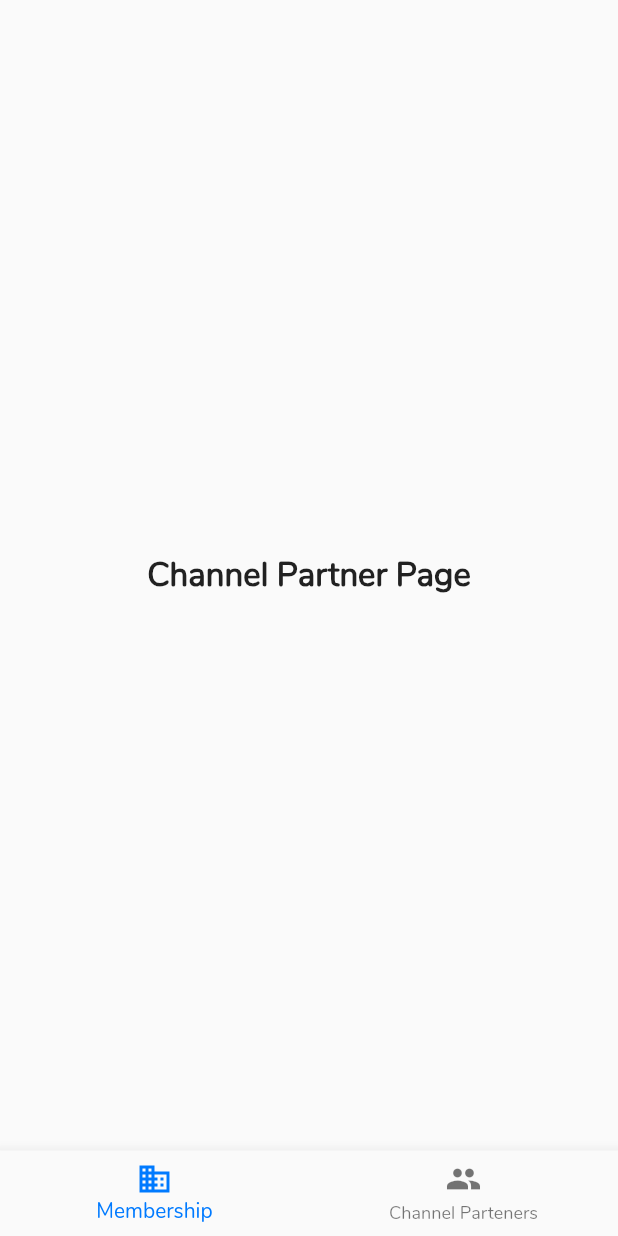
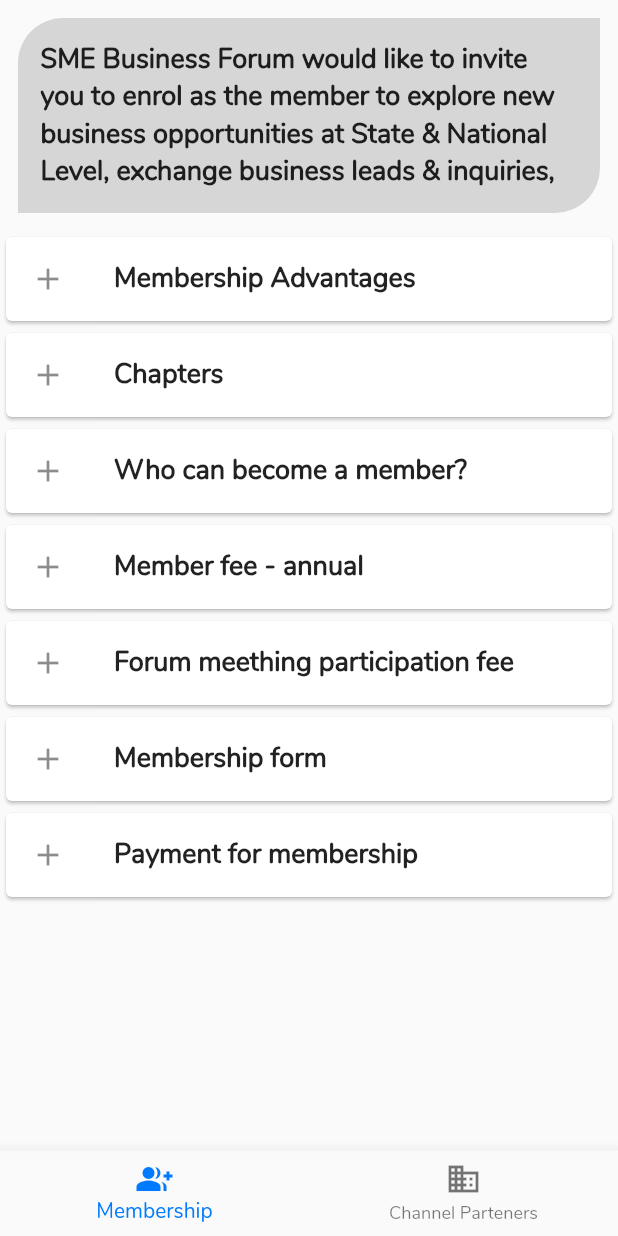
Before and after one commit to ishaileshmishra/sme, a Flutter app: the MembershipPage screen opened directly, on a phone screen of 412 x 824 dp. Run offline on Flutter 3.47's test engine with Material 2 defaults, Android fonts, the phone set to English and light mode, and no system bars; missing offline and left inert: flutter_banner_swiper.

Commit message:
file structured

```diff
--- a/lib/models/drawer_model.dart
+++ b/lib/models/drawer_model.dart
@@ -98,3 +98,7 @@ class AboutModel {
   final IconData icon;
   AboutModel(this.title, this.contents, this.icon);
 }
+
+
+
+final String membership = "SME Business Forum would like to invite you to enrol as the member to explore new business opportunities at State & National Level, exchange business leads & inquiries, business referrals, identify new business partners & clients, channelise bank finance, Export / Import finance, venture capital, private equity & investment, export business enquiries, import facilitation, launching and marketing of new products and services at various SME Business Forum activities. SME Business Forum is a dynamic business networking platform of India, established on 3rd May 2008 by SME Chamber of India, providing opportunities to Entrepreneurs, Buyers, Manufacturers, Suppliers, Investors, Distributors, Franchisees, Service providers and Senior Executives of mid-corporates, large corporates, MNCs, Government agencies and PSUs for business connectivity. SME Members are taking advantages & benefits of the Forum at various chapters – Mumbai, Pune, Ahmedabad, Bangalore, Nashik, Chennai, Rajkot, Hyderabad, Vadodara and Surat as per the business activities & interest for business growth and expansion.";
--- a/lib/ui/channel_partener_page.dart
+++ /dev/null
@@ -1,16 +0,0 @@
-import 'package:flutter/material.dart';
-import 'package:sme/widgets/text_widgets.dart';
-
-class ChannelPartnerPage extends StatefulWidget {
-  @override
-  _ChannelPartnerPageState createState() => _ChannelPartnerPageState();
-}
-
-class _ChannelPartnerPageState extends State<ChannelPartnerPage> {
-  @override
-  Widget build(BuildContext context) {
-    return Center(
-      child: Text('Channel Partner Page', style: textHeading(),),
-    );
-  }
-}
--- a/lib/ui/membership_page.dart
+++ b/lib/ui/member_partner/member/membership_page.dart
@@ -1,5 +1,6 @@
 import 'package:flutter/material.dart';
-import 'package:sme/ui/channel_partener_page.dart';
+import 'package:sme/ui/member_partner/partner/channel_partener_tab.dart';
+import 'package:sme/ui/member_partner/membership_tab.dart';
 import 'package:sme/widgets/text_widgets.dart';
 
 class MembershipPage extends StatefulWidget {
@@ -15,9 +16,9 @@ class _MembershipPageState extends State<MembershipPage> {
   _getDrawerItemWidget(int pos) {
     switch (pos) {
       case 0:
-        return ChannelPartnerPage();
+        return MembershipTab();
       case 1:
-        return ChannelPartnerPage();
+        return ChannelPartnerTab();
       default:
         return Center(
             child: Text("Invalid Page Requested Error \n We are under construction",
@@ -35,13 +36,12 @@ class _MembershipPageState extends State<MembershipPage> {
 
   @override
   Widget build(BuildContext context) {
-
     return Scaffold(
       body: Center(child: _getDrawerItemWidget(_selectedIndex)),//.elementAt(_selectedIndex)),
       bottomNavigationBar: BottomNavigationBar(
         items: const <BottomNavigationBarItem>[
-          BottomNavigationBarItem(icon: Icon(Icons.business), title: Text('Membership'), backgroundColor: Colors.grey),
-          BottomNavigationBarItem(icon: Icon(Icons.group), title: Text('Channel Parteners')),
+          BottomNavigationBarItem(icon: Icon(Icons.group_add), title: Text('Membership'), backgroundColor: Colors.grey),
+          BottomNavigationBarItem(icon: Icon(Icons.business), title: Text('Channel Parteners'), backgroundColor: Colors.grey),
         ],
         currentIndex: _selectedIndex,
         selectedItemColor: Theme.of(context).accentColor,
--- /dev/null
+++ b/lib/ui/member_partner/membership_tab.dart
@@ -0,0 +1,86 @@
+import 'package:flutter/cupertino.dart';
+import 'package:flutter/material.dart';
+import 'package:sme/models/drawer_model.dart';
+import 'package:sme/ui/member_partner/partner/chapter_form.dart';
+import 'package:sme/widgets/text_widgets.dart';
+
+class MembershipTab extends StatefulWidget {
+  @override
+  _MembershipTabState createState() => _MembershipTabState();
+}
+
+class _MembershipTabState extends State<MembershipTab> {
+
+  final List membershipTabs = [
+    'Membership Advantages',
+    'Chapters',
+    'Who can become a member?',
+    'Member fee - annual',
+    'Forum meething participation fee',
+    'Membership form',
+    'Payment for membership',
+  ];
+
+  @override
+  Widget build(BuildContext context) {
+    //return SingleChildScrollView(
+      return Column(
+        mainAxisAlignment: MainAxisAlignment.start,
+        children: <Widget>[
+
+          Container(
+            padding: EdgeInsets.all(15),
+            margin: EdgeInsets.all(12),
+            decoration: BoxDecoration(color: Colors.grey[350],
+              borderRadius: BorderRadius.only(topLeft: Radius.circular(30), bottomRight: Radius.circular(30))
+            ),
+            child: Text(membership, maxLines: 4, style: textRegular()),
+          ),
+
+
+          SizedBox(
+            height: 500,
+            child: ListView.builder(itemCount: membershipTabs.length, itemBuilder: (context, index){
+              return Container(
+                child: Card(
+                  child: ListTile(
+                    onTap: (){
+                      _viewPageByIndex(index);
+                    },
+                    leading: Icon(Icons.add),
+                    title: Text(membershipTabs[index], style: textRegular(),),
+                  ),
+                ),
+              );
+            }),
+          )
+
+        ],
+      );
+    //);
+  }
+
+  void _viewPageByIndex(int index) {
+
+    switch(index){
+      case 0:
+        break;
+      case 1:
+        Navigator.push(
+          context,
+          MaterialPageRoute(builder: (context) => ChapterFormPage()),
+        );
+        break;
+      case 2:
+        break;
+      case 3:
+        break;
+      case 4:
+        break;
+      case 5:
+        break;
+      case 6:
+        break;
+    }
+  }
+}
--- a/lib/ui/services_page.dart
+++ b/lib/ui/services_page.dart
@@ -7,6 +7,7 @@ class ServicesPage extends StatefulWidget {
 }
 
 class _ServicesPageState extends State<ServicesPage> {
+
   final List<String> listServices = [
     'Develop and Enhancement of Contacts & Business Growth',
     "Explore emerging business opportunities at Regional & National level",
```
Also changed, not shown: lib/landing_page.dart (+21 -18 lines), lib/ui/member_partner/partner/channel_partener_tab.dart (added, +80 -0 lines), lib/ui/member_partner/partner/chapter_form.dart (added, +41 -0 lines).
